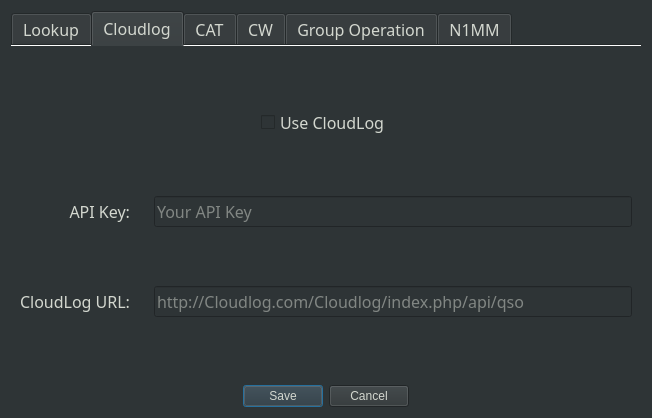
mbridak/not1mm, file not1mm/data/configuration.ui: the form before one commit.
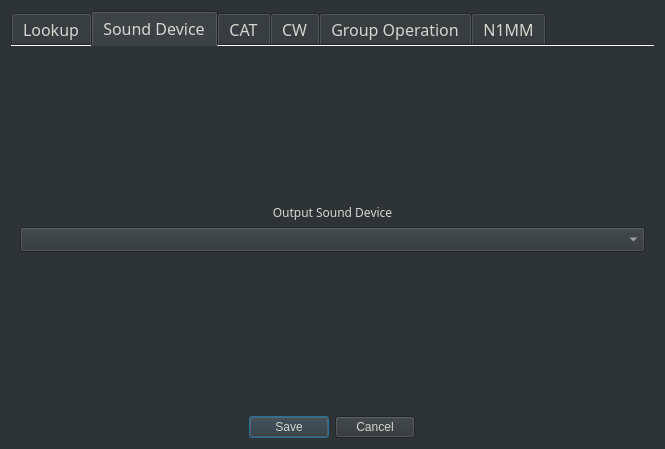
The form after the commit. The open tabs and pages were chosen to show the change.

Commit message: Added sound device selector to config dialog.

What changed in the file:
```diff
--- a/not1mm/data/configuration.ui
+++ b/not1mm/data/configuration.ui
@@ -6,8 +6,8 @@
    <rect>
     <x>0</x>
     <y>0</y>
-    <width>652</width>
-    <height>418</height>
+    <width>665</width>
+    <height>449</height>
    </rect>
   </property>
   <property name="font">
@@ -61,6 +61,7 @@
       <font>
        <family>JetBrains Mono</family>
        <pointsize>12</pointsize>
+       <strikeout>false</strikeout>
       </font>
      </property>
      <property name="tabPosition">
@@ -246,104 +247,60 @@
      </widget>
      <widget class="QWidget" name="cloudlog_tab">
       <property name="enabled">
-       <bool>false</bool>
+       <bool>true</bool>
       </property>
       <property name="font">
        <font>
         <family>JetBrains Mono</family>
+        <strikeout>false</strikeout>
        </font>
       </property>
       <attribute name="title">
-       <string>Cloudlog</string>
+       <string>Sound Device</string>
       </attribute>
       <layout class="QGridLayout" name="gridLayout_3">
+       <item row="3" column="0">
+        <spacer name="verticalSpacer_4">
+         <property name="orientation">
+          <enum>Qt::Vertical</enum>
+         </property>
+         <property name="sizeHint" stdset="0">
+          <size>
+           <width>20</width>
+           <height>40</height>
+          </size>
+         </property>
+        </spacer>
+       </item>
        <item row="1" column="0">
         <widget class="QLabel" name="label_4">
-         <property name="font">
-          <font>
-           <family>JetBrains Mono</family>
-           <pointsize>12</pointsize>
-           <bold>false</bold>
-          </font>
-         </property>
          <property name="text">
-          <string>API Key:</string>
+          <string>Output Sound Device</string>
          </property>
          <property name="alignment">
-          <set>Qt::AlignRight|Qt::AlignTrailing|Qt::AlignVCenter</set>
-         </property>
-        </widget>
-       </item>
-       <item row="1" column="4">
-        <widget class="QLineEdit" name="cloudlogapi_field">
-         <property name="font">
-          <font>
-           <family>JetBrains Mono</family>
-           <pointsize>12</pointsize>
-           <bold>false</bold>
-          </font>
-         </property>
-         <property name="text">
-          <string/>
-         </property>
-         <property name="placeholderText">
-          <string>Your API Key</string>
-         </property>
-        </widget>
-       </item>
-       <item row="2" column="4">
-        <widget class="QLineEdit" name="cloudlogurl_field">
-         <property name="font">
-          <font>
-           <family>JetBrains Mono</family>
-           <pointsize>12</pointsize>
-           <bold>false</bold>
-          </font>
-         </property>
-         <property name="inputMethodHints">
-          <set>Qt::ImhUrlCharactersOnly</set>
-         </property>
-         <property name="text">
-          <string/>
-         </property>
-         <property name="placeholderText">
-          <string>http://Cloudlog.com/Cloudlog/index.php/api/qso</string>
+          <set>Qt::AlignCenter</set>
          </property>
         </widget>
        </item>
        <item row="2" column="0">
-        <widget class="QLabel" name="label_5">
-         <property name="font">
-          <font>
-           <family>JetBrains Mono</family>
-           <pointsize>12</pointsize>
-           <bold>false</bold>
-          </font>
-         </property>
-         <property name="text">
-          <string>CloudLog URL:</string>
-         </property>
-         <property name="alignment">
-          <set>Qt::AlignRight|Qt::AlignTrailing|Qt::AlignVCenter</set>
+        <widget class="QComboBox" name="sounddevice">
+         <property name="enabled">
+          <bool>true</bool>
          </property>
         </widget>
        </item>
-       <item row="0" column="0" colspan="5" alignment="Qt::AlignHCenter">
-        <widget class="QCheckBox" name="usecloudlog_checkBox">
-         <property name="font">
-          <font>
-           <family>JetBrains Mono</family>
-           <pointsize>12</pointsize>
-           <bold>false</bold>
-          </font>
+       <item row="0" column="0">
+        <spacer name="verticalSpacer_5">
+         <property name="orientation">
+          <enum>Qt::Vertical</enum>
          </property>
-         <property name="styleSheet">
-          <string notr="true"/>
+         <property name="sizeHint" stdset="0">
+          <size>
+           <width>20</width>
+           <height>40</height>
+          </size>
          </property>
-         <property name="text">
-          <string>Use CloudLog</string>
-         </property>
-        </widget>
+        </spacer>
        </item>
       </layout>
      </widget>
```
Left out of the diff: 10 changed lines with no effect on the pictures. The commit also changes 3 other files.
